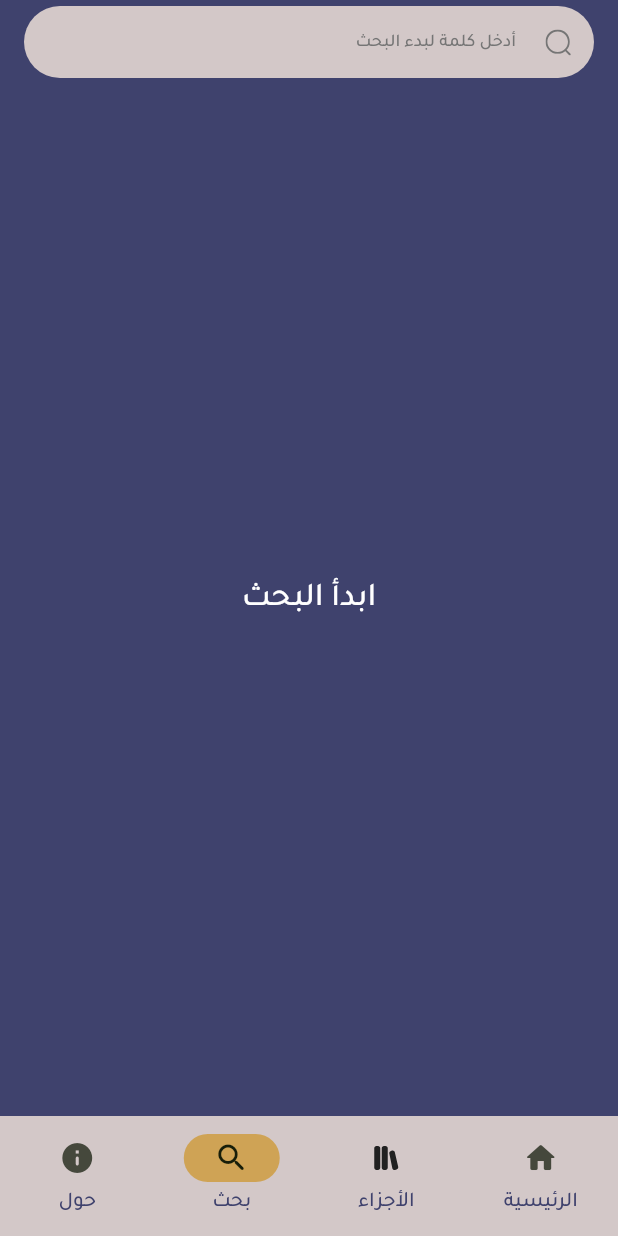
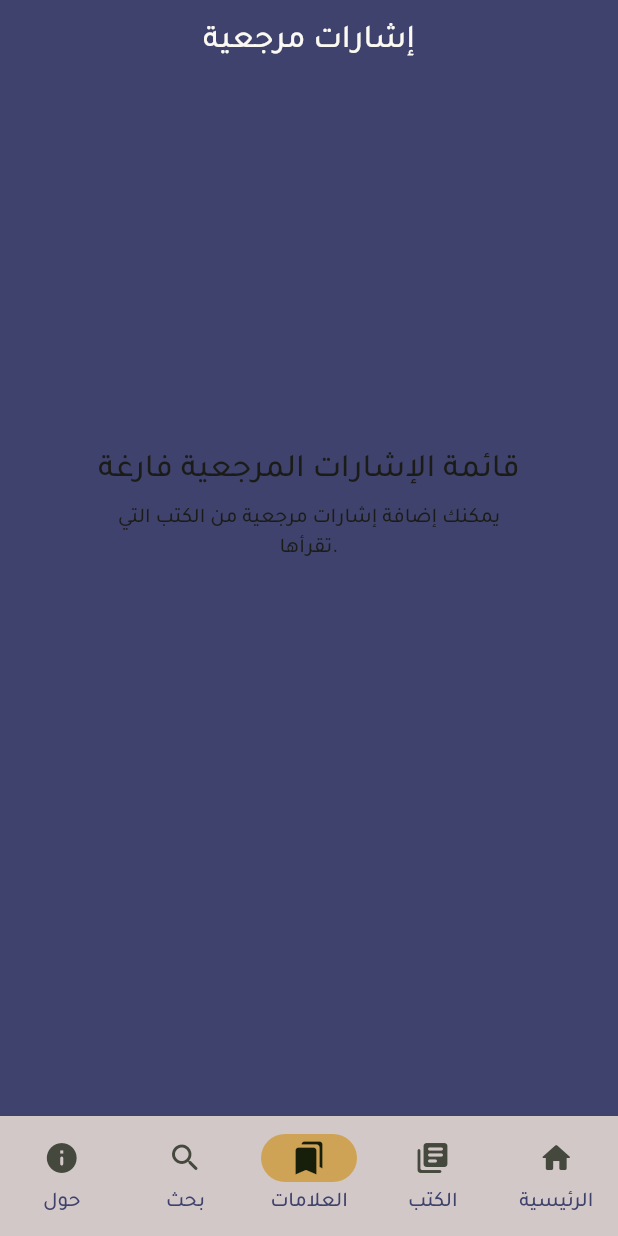
Before and after one commit to alijohar/z_project, a Flutter app: the screen it shows after launch, item 3 of the bottom bar chosen, on a phone screen of 412 x 824 dp. Run offline on Flutter 3.47's test engine with Material 3 defaults, Android fonts, the phone set to English and light mode, and no system bars; our stand-ins replace bloc, firebase_analytics, firebase_core, firebase_crashlytics, flutter_bloc, flutter_html and 5 more; missing offline and left inert: epub_parser; accounts and stored records are empty.

Commit message:
Fix bookmark issues when clicking on item

```diff
--- a/lib/main.dart
+++ b/lib/main.dart
@@ -19,17 +19,20 @@ void main() async {
 
 class MyApp extends StatelessWidget {
   const MyApp({super.key});
+
   static FirebaseAnalytics analytics = FirebaseAnalytics.instance;
   static FirebaseAnalyticsObserver observer =
-  FirebaseAnalyticsObserver(analytics: analytics);
+      FirebaseAnalyticsObserver(analytics: analytics);
 
   // This widget is the root of your application.
   @override
   Widget build(BuildContext context) {
     const ColorScheme lightColorScheme = ColorScheme(
       brightness: Brightness.light,
-      primary: Color(0xFF3f426d), // Replace with actual color code from the screenshot
-      onPrimary: Color(0xFFD3C8C8), // And so on for the rest of the colors
+      primary: Color(0xFF3f426d),
+      // Replace with actual color code from the screenshot
+      onPrimary: Color(0xFFD3C8C8),
+      // And so on for the rest of the colors
       secondary: Color(0xFF5A6147),
       onSecondary: Color(0xFFFFFFFF),
       error: Color(0xFFBA1A1A),
@@ -51,8 +54,17 @@ class MyApp extends StatelessWidget {
       background: Color(0xFFFFFFFF),
       onBackground: Color(0xFF1B1C17),
     );
-
-
+    const ColorScheme darkColorScheme = ColorScheme(
+      brightness: Brightness.dark,
+      primary: Color(0xFF3f426d),
+      onPrimary: Color(0xFF111111),
+      secondary: Color(0xFF5A6147),
+      onSecondary: Color(0xFFFFFFFF),
+      error: Color(0xFFBA1A1A),
+      onError: Color(0xFFFFFFFF),
+      surface: Color(0xFF111111),
+      onSurface: Color(0xFF58596d),
+    );
 
     final ThemeData lightTheme = ThemeData(
       useMaterial3: true,
@@ -61,7 +73,8 @@ class MyApp extends StatelessWidget {
           TextStyle(
             color: lightColorScheme.primary,
           ),
-        ),),
+        ),
+      ),
       colorScheme: lightColorScheme,
       fontFamily: 'tajwal',
     );
@@ -73,12 +86,9 @@ class MyApp extends StatelessWidget {
           TextStyle(
             color: lightColorScheme.primary,
           ),
-        ),),
-
-      colorScheme: ColorScheme.fromSeed(
-        seedColor: lightColorScheme.primary,
-        brightness: Brightness.dark,
+        ),
       ),
+      colorScheme: darkColorScheme,
       fontFamily: 'tajwal',
     );
 
--- /dev/null
+++ b/lib/screen/bookmark/bookmark_screen.dart
@@ -0,0 +1,105 @@
+import 'dart:math';
+
+import 'package:flutter/material.dart';
+import 'package:flutter_bloc/flutter_bloc.dart';
+import 'package:flutter_svg/svg.dart';
+import 'cubit/bookmark_cubit.dart';
+import 'widgets/reference_list_widget.dart';
+
+class BookmarkScreen extends StatefulWidget {
+  const BookmarkScreen();
+
+  @override
+  State<BookmarkScreen> createState() => _BookmarkScreenState();
+}
+
+class _BookmarkScreenState extends State<BookmarkScreen> {
+  @override
+  void initState() {
+    super.initState();
+    _loadAllBookmarks();
+  }
+
+  @override
+  Widget build(BuildContext context) {
+    return BlocBuilder<BookmarkCubit, BookmarkState>(
+      builder: (context, state) {
+        return Scaffold(
+          backgroundColor: Theme.of(context).colorScheme.primary,
+          appBar: AppBar(
+            backgroundColor: Theme.of(context).colorScheme.primary,
+            title: Center(child: Text('إشارات مرجعية', style: Theme.of(context).textTheme.titleLarge?.copyWith(color: Theme.of(context).colorScheme.surface),)),
+          ),
+          body: _buildBody(state),
+        );
+      },
+    );
+
+
+  }
+
+
+  void _loadAllBookmarks() {
+    BlocProvider.of<BookmarkCubit>(context).loadAllBookmarks();
+  }
+
+  void _filterList(String query) {
+    BlocProvider.of<BookmarkCubit>(context).filterBookmarks(query);
+  }
+
+  _buildBody(BookmarkState state) {
+    if (state is BookmarkLoadingState) {
+      return const Center(
+        child: CircularProgressIndicator(),
+      );
+    } else if (state is AllBookmarksLoadedState) {
+      if (state.bookmarks.isEmpty) {
+        return Padding(
+          padding: const EdgeInsets.only(top: 100.0),
+          child: Container(
+            height: MediaQuery.of(context).size.height/3,
+            padding: EdgeInsets.all(24),
+            child: Stack(
+              children: [
+                Padding(
+                  padding: const EdgeInsets.only(right: 40.0, left: 40.0),
+                  child: Column(
+                    children: [
+                      SizedBox(height: 120),
+                      Text(
+                        'قائمة الإشارات المرجعية فارغة',
+                        style: Theme.of(context).textTheme.titleLarge?.copyWith(
+                        ),
+                      ),
+                      SizedBox(height: 8),
+                      Text(
+                        textAlign: TextAlign.center,
+                        'يمكنك إضافة إشارات مرجعية من الكتب التي تقرأها.',
+                        style: Theme.of(context).textTheme.labelLarge?.copyWith(
+                        ),
+
+                      ),
+
+                    ],
+                  ),
+                ),
+              ],
+            ),
+          ),
+        );
+      }
+      return _buildList(state);
+    } else if (state is BookmarkErrorState) {
+      return Center(
+        child: Text(state.error.toString()),
+      );
+    } else {
+      return Container();
+    }
+  }
+
+  Widget _buildList(AllBookmarksLoadedState state) {
+    return ReferenceListWidget(referenceList: state.bookmarks);
+
+  }
+}
--- /dev/null
+++ b/lib/screen/bookmark/cubit/bookmark_state.dart
@@ -0,0 +1,25 @@
+part of 'bookmark_cubit.dart';
+
+abstract class BookmarkState {}
+
+class AllBookmarksLoadedState extends BookmarkState {
+  final List<ReferenceModel> bookmarks;
+  AllBookmarksLoadedState(this.bookmarks);
+}
+
+
+class BookmarkDeletedState extends BookmarkState {}
+
+class BookmarkLoadingState extends BookmarkState {}
+
+class BookmarkInitState extends BookmarkState {}
+
+class BookmarkErrorState extends BookmarkState {
+  final Exception error;
+  BookmarkErrorState(this.error);
+}
+
+class BookmarkTappedState extends BookmarkState {
+  final ReferenceModel item;
+  BookmarkTappedState(this.item);
+}
--- a/lib/screen/host/host_screen.dart
+++ b/lib/screen/host/host_screen.dart
@@ -3,6 +3,8 @@ import 'package:flutter_bloc/flutter_bloc.dart';
 import 'package:flutter_svg/flutter_svg.dart';
 import 'package:zahra/screen/about/about_app_screen.dart';
 import 'package:zahra/screen/about/cubit/about_app_cubit.dart';
+import 'package:zahra/screen/bookmark/bookmark_screen.dart';
+import 'package:zahra/screen/bookmark/cubit/bookmark_cubit.dart';
 import 'package:zahra/screen/home/cubit/home_cubit.dart';
 import 'package:zahra/screen/library/cubit/library_cubit.dart';
 import 'package:zahra/screen/search/cubit/search_cubit.dart';
@@ -48,6 +50,10 @@ class _HostScreenState extends State<HostScreen> {
       child: LibraryScreen(),
     ), // Replace with your actual widget for second tab
     BlocProvider(
+      create: (context) => BookmarkCubit(),
+      child: BookmarkScreen(),
+    ),
+    BlocProvider(
       create: (context) => SearchCubit(),
       child: SearchScreen(),
     ), // Replace with your actual widget for third tab
@@ -83,8 +89,12 @@ class _HostScreenState extends State<HostScreen> {
               label: 'الرئيسية',
             ),
             NavigationDestination(
-              icon: SvgPicture.asset('assets/icon/library_filled.svg'),
-              label: 'الأجزاء',
+              icon: Icon(Icons.library_books_rounded),
+              label: 'الكتب',
+            ),
+            NavigationDestination(
+              icon: Icon(Icons.bookmarks_rounded),
+              label: 'العلامات',
             ),
             NavigationDestination(
               icon: Icon(Icons.search_rounded),
```
Also changed, not shown: lib/screen/bookmark/cubit/bookmark_cubit.dart (added, +53 -0 lines), lib/screen/bookmark/widgets/reference_list_widget.dart (added, +131 -0 lines), lib/screen/epub_viewer/epub_viewer_screen.dart (+32 -8 lines), assets/icon/library_filled.svg.
